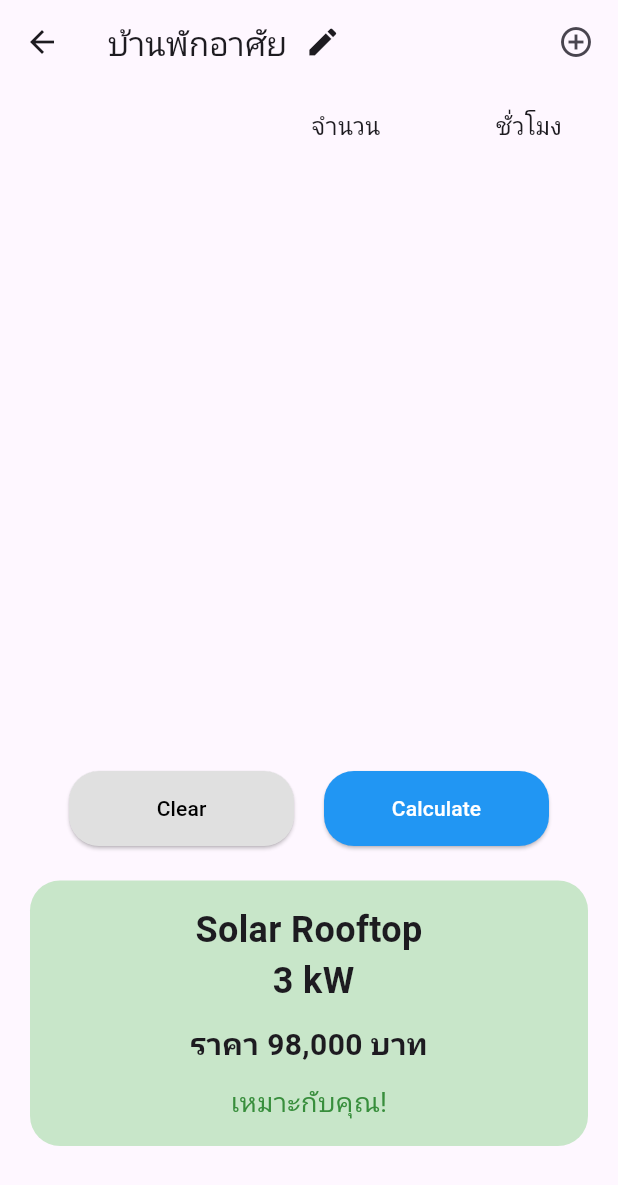
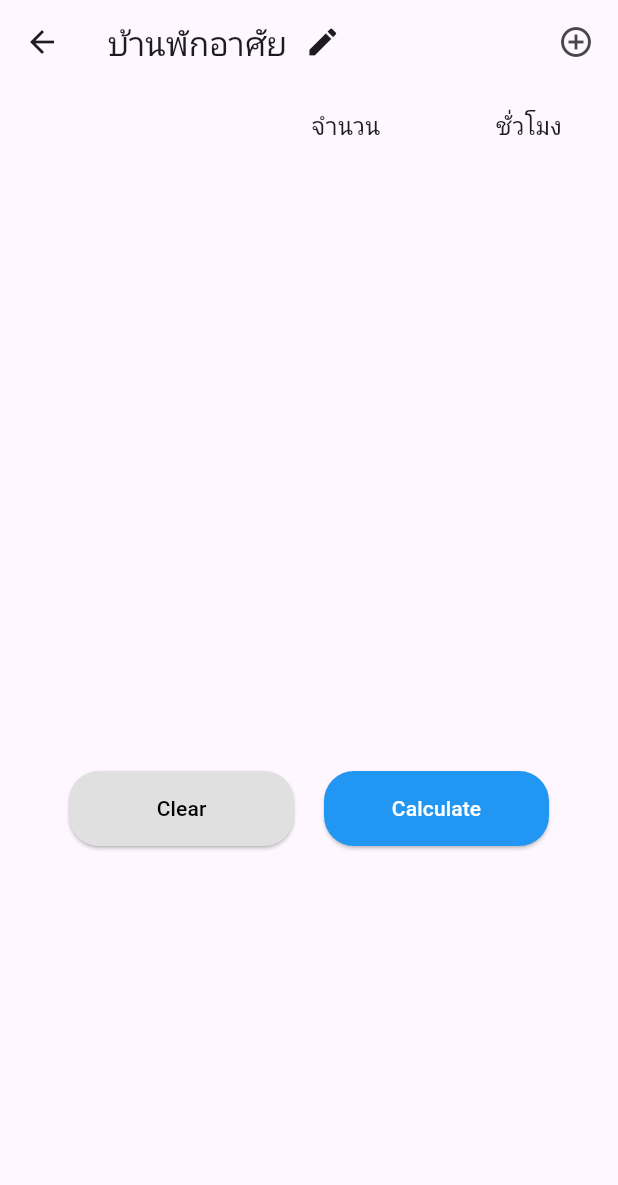
Before and after one commit to MatchaLatte479/MobileApplication-Project-22, a Flutter app: the ResidentPage screen opened directly, after a tap on "Calculate", on a phone screen of 412 x 824 dp. Shown: the top 1185 px of the screen. Run offline on Flutter 3.47's test engine with Material 3 defaults, Android fonts, the phone set to English and light mode, and no system bars.

Commit message:
update resident.dart

```diff
--- a/lib/pages/resident.dart
+++ b/lib/pages/resident.dart
@@ -77,13 +77,20 @@ class _ResidentScreenState extends State<ResidentPage> {
     double totalKWhPerDay = 0.0;
 
     selectedAppliances.forEach((name, controllers) {
-      int quantity = int.tryParse(controllers['quantity']?.text ?? '') ?? 0;
-      int hours = int.tryParse(controllers['hours']?.text ?? '') ?? 0;
+      // ตรวจสอบว่า controllers['quantity'] และ controllers['hours'] ไม่เป็น null
+      int quantity = int.tryParse(controllers['quantity']?.text ?? '0') ?? 0;
+      int hours = int.tryParse(controllers['hours']?.text ?? '0') ?? 0;
       double power = powerRates[name] ?? 0.0;
 
       totalKWhPerDay += quantity * hours * power;
     });
 
+    if (totalKWhPerDay == 0.0) {
+      // ถ้าคำนวณออกมาเป็น 0.0 (ยังไม่ได้กรอกข้อมูล), ไม่แสดงผล
+      setState(() {
+        _resultWidget = null;
+      });
+    } else {
       double estimatedKW = (totalKWhPerDay / 4).ceilToDouble();
 
       final List<Map<String, dynamic>> solarOptions = [
@@ -112,12 +119,11 @@ class _ResidentScreenState extends State<ResidentPage> {
           ),
           child: Column(
             mainAxisSize: MainAxisSize.min,
-          crossAxisAlignment:
-              CrossAxisAlignment.center, // จัดข้อความให้ตรงกลางแนวนอน
+            crossAxisAlignment: CrossAxisAlignment.center,
             children: [
               Text(
                 'Solar Rooftop \n ${matched['kw']} kW',
-              textAlign: TextAlign.center, // จัดข้อความให้ตรงกลางในแนวนอน
+                textAlign: TextAlign.center,
                 style: TextStyle(
                   fontSize: 24,
                   fontWeight: FontWeight.bold,
@@ -145,6 +151,7 @@ class _ResidentScreenState extends State<ResidentPage> {
           ),
         );
       });
+    }
   }
 
   @override
@@ -297,15 +304,33 @@ class _ResidentScreenState extends State<ResidentPage> {
                     ),
                     minimumSize: Size(150, 50),
                   ),
-                  onPressed: _calculate,
-                  child: Text('Calculate'),
+                  onPressed: () {
+                    bool allFieldsFilled = true;
+
+                    selectedAppliances.forEach((name, controllers) {
+                      // ตรวจสอบว่า 'quantity' และ 'hours' มีค่าไม่เป็น null และไม่ว่าง
+                      if ((controllers['quantity']?.text.isEmpty ?? true) ||
+                          (controllers['hours']?.text.isEmpty ?? true)) {
+                        allFieldsFilled = false;
+                      }
+                    });
+
+                    if (allFieldsFilled) {
+                      _calculate();
+                    } else {
+                      ScaffoldMessenger.of(context).showSnackBar(
+                        SnackBar(content: Text('กรุณากรอกข้อมูลให้ครบทุกช่อง')),
+                      );
+                    }
+                  },
+                  child: Text('Calculate'), // ตรวจสอบว่าใส่ ',' ก่อนหน้านี้
                 ),
               ],
             ),
           ),
           if (_resultWidget != null)
             Positioned(
-              bottom: 60, // ต่ำกว่าปุ่มที่อยู่ที่ bottom: 280
+              bottom: 60,
               left: 20,
               right: 20,
               child: _resultWidget!,
```
Also changed, not shown: 4 other files. Lines whose indentation alone changed are shown as unchanged.
